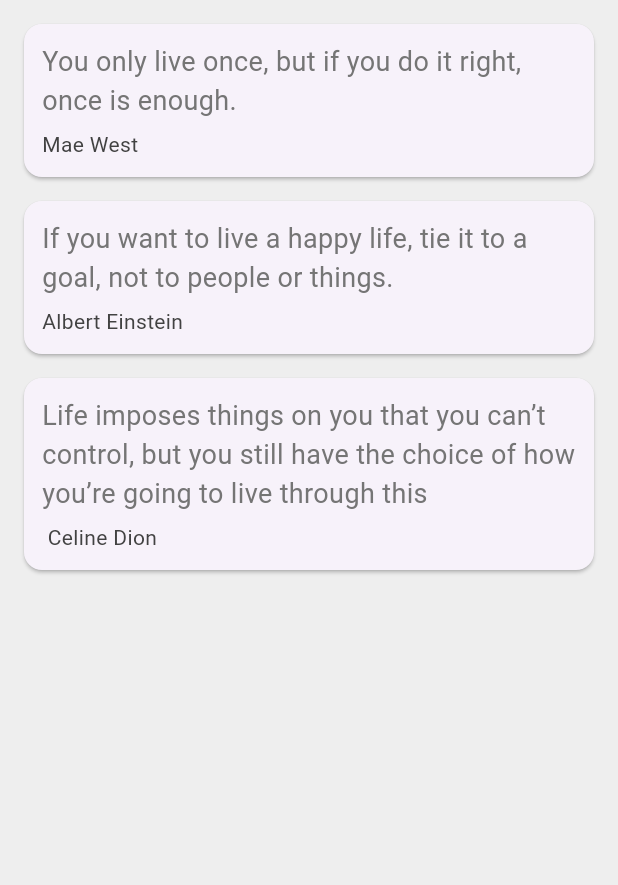
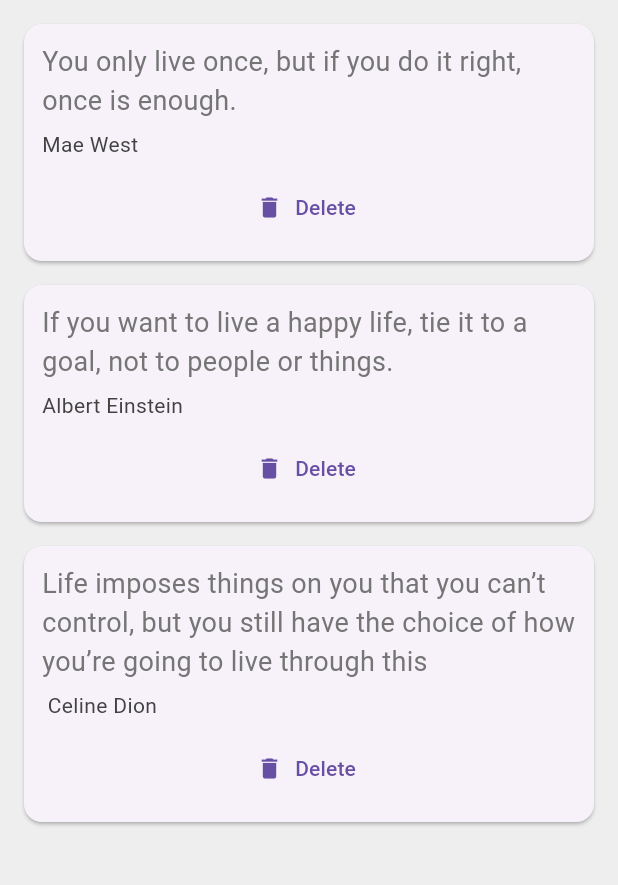
Before and after one commit to Cizal19/quotes, a Flutter app: the screen it shows after launch, on a phone screen of 412 x 824 dp, the part 84-969 px from its top. Run offline on Flutter 3.47's test engine with Material 3 defaults, Android fonts, the phone set to English and light mode, and no system bars.

Commit message:
Added delete button

```diff
--- a/lib/main.dart
+++ b/lib/main.dart
@@ -1,6 +1,6 @@
 import 'package:flutter/material.dart';
-
 import 'quote.dart';
+import 'quote_card.dart';
 
 void main() {
   runApp(const MaterialApp(
@@ -30,10 +30,6 @@
             "Life imposes things on you that you can’t control, but you still have the choice of how you’re going to live through this")
   ];
 
-  Widget quotesTemplate(quote) {
-    return QuoteCard(quote: quote);
-  }
-
   @override
   Widget build(BuildContext context) {
     return Scaffold(
@@ -47,43 +43,15 @@
           backgroundColor: Colors.redAccent,
         ),
         body: Column(
-          children: quotes.map((quote) => quotesTemplate(quote)).toList(),
+          children: quotes
+              .map((quote) => QuoteCard(
+                  quote: quote,
+                  delete: () {
+                    setState(() {
+                      quotes.remove(quote);
+                    });
+                  }))
+              .toList(),
         ));
   }
 }
-
-class QuoteCard extends StatelessWidget {
-  final Quote quote;
-
-  QuoteCard({required this.quote});
-
-  @override
-  Widget build(BuildContext context) {
-    return Card(
-      margin: EdgeInsets.fromLTRB(16.0, 16.0, 16.0, 0),
-      child: Padding(
-        padding: const EdgeInsets.all(12.0),
-        child: Column(
-          crossAxisAlignment: CrossAxisAlignment.stretch,
-          children: <Widget>[
-            Text(
-              quote.text,
-              style: TextStyle(
-                fontSize: 18.0,
-                color: Colors.grey[600],
-              ),
-            ),
-            SizedBox(height: 6.0),
-            Text(
-              quote.author,
-              style: TextStyle(
-                fontSize: 14.0,
-                color: Colors.grey[800],
-              ),
-            )
-          ],
-        ),
-      ),
-    );
-  }
-}
--- /dev/null
+++ b/lib/quote_card.dart
@@ -0,0 +1,46 @@
+import 'package:flutter/material.dart';
+import 'quote.dart';
+
+class QuoteCard extends StatelessWidget {
+  final Quote quote;
+  final Function() delete;
+
+  QuoteCard({required this.quote, required this.delete});
+
+  @override
+  Widget build(BuildContext context) {
+    return Card(
+      margin: EdgeInsets.fromLTRB(16.0, 16.0, 16.0, 0),
+      child: Padding(
+        padding: const EdgeInsets.all(12.0),
+        child: Column(
+          crossAxisAlignment: CrossAxisAlignment.stretch,
+          children: <Widget>[
+            Text(
+              quote.text,
+              style: TextStyle(
+                fontSize: 18.0,
+                color: Colors.grey[600],
+              ),
+            ),
+            const SizedBox(height: 6.0),
+            Text(
+              quote.author,
+              style: TextStyle(
+                fontSize: 14.0,
+                color: Colors.grey[800],
+              ),
+            ),
+            const SizedBox(
+              height: 8.0,
+            ),
+            TextButton.icon(
+                onPressed: delete,
+                icon: const Icon(Icons.delete),
+                label: const Text("Delete"))
+          ],
+        ),
+      ),
+    );
+  }
+}
```
